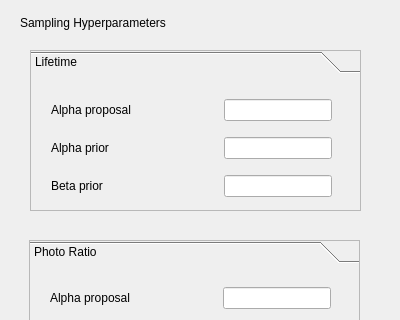
MohamadFazel/Bayes-S-FLIM, file ui/hyperr.ui: the form before one commit; both pictures show x 0 to 400 and y 0 to 320 of the 400 by 588 pixel window.
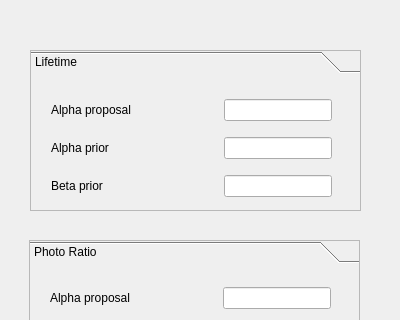
The form after the commit.

```diff
--- a/ui/hyperr.ui
+++ b/ui/hyperr.ui
@@ -242,23 +242,6 @@
     </widget>
    </widget>
   </widget>
-  <widget class="QLabel" name="label_8">
-   <property name="geometry">
-    <rect>
-     <x>20</x>
-     <y>7</y>
-     <width>271</width>
-     <height>31</height>
-    </rect>
-   </property>
-   <property name="styleSheet">
-    <string notr="true">font: 600 15pt &quot;Ubuntu Sans&quot;;
-</string>
-   </property>
-   <property name="text">
-    <string>Sampling Hyperparameters</string>
-   </property>
-  </widget>
   <widget class="QPushButton" name="apply_button">
    <property name="geometry">
     <rect>
```
Left out of the diff: 6 changed lines with no effect on the pictures.
